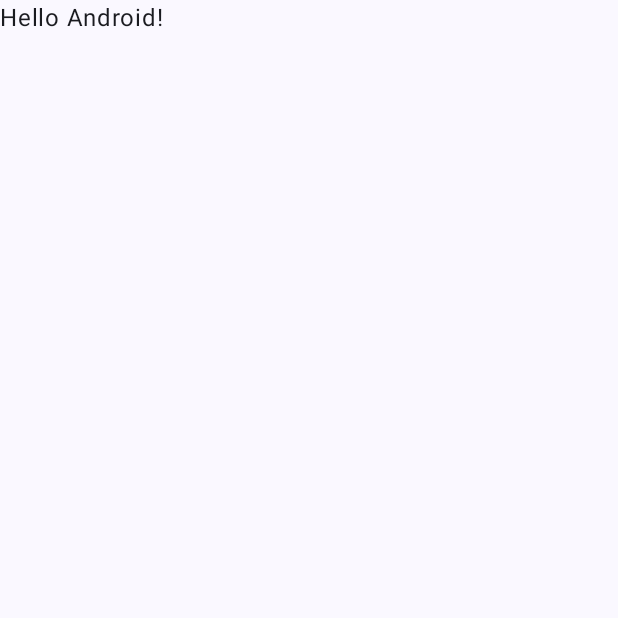
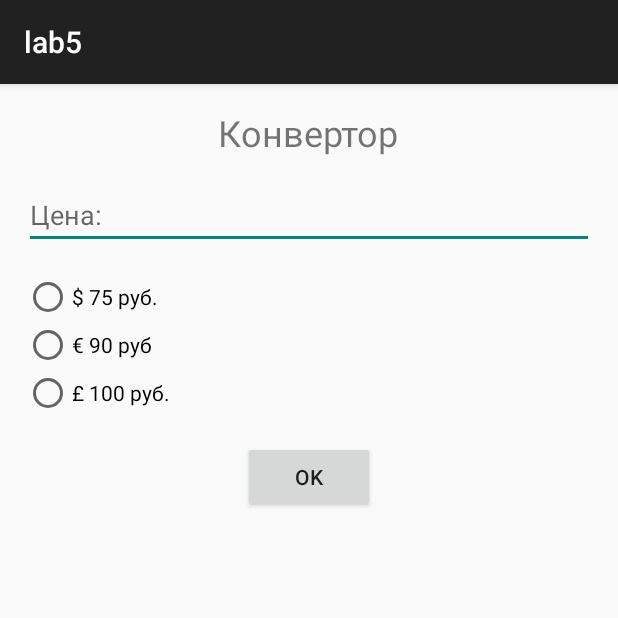
Before and after one commit to Frozelo/lab5Kotlin, an Android app built with Jetpack Compose: the screen it shows after launch (MainActivity), on a phone screen of 412 x 824 dp, the top half of it. Before the commit the part shown is almost empty. Run offline under Robolectric (Android 15) with nearby library versions, the phone set to English and light mode, and no system bars.

```diff
--- a/app/build.gradle.kts
+++ b/app/build.gradle.kts
@@ -59,6 +59,7 @@ dependencies {
     implementation(libs.androidx.ui.graphics)
     implementation(libs.androidx.ui.tooling.preview)
     implementation(libs.androidx.material3)
+    implementation(libs.androidx.appcompat)
     testImplementation(libs.junit)
     androidTestImplementation(libs.androidx.junit)
     androidTestImplementation(libs.androidx.espresso.core)
--- a/app/src/main/AndroidManifest.xml
+++ b/app/src/main/AndroidManifest.xml
@@ -10,19 +10,21 @@
         android:label="@string/app_name"
         android:roundIcon="@mipmap/ic_launcher_round"
         android:supportsRtl="true"
-        android:theme="@style/Theme.Lab5"
+        android:theme="@style/AppTheme"
         tools:targetApi="31">
         <activity
             android:name=".MainActivity"
             android:exported="true"
             android:label="@string/app_name"
-            android:theme="@style/Theme.Lab5">
+            android:theme="@style/AppTheme">
             <intent-filter>
                 <action android:name="android.intent.action.MAIN" />
 
                 <category android:name="android.intent.category.LAUNCHER" />
             </intent-filter>
         </activity>
+
+
     </application>
 
 </manifest>
--- a/app/src/main/java/com/example/lab5/MainActivity.kt
+++ b/app/src/main/java/com/example/lab5/MainActivity.kt
@@ -1,47 +1,36 @@
 package com.example.lab5
 
+import android.content.Intent
+import androidx.appcompat.app.AppCompatActivity
 import android.os.Bundle
-import androidx.activity.ComponentActivity
-import androidx.activity.compose.setContent
-import androidx.activity.enableEdgeToEdge
-import androidx.compose.foundation.layout.fillMaxSize
-import androidx.compose.foundation.layout.padding
-import androidx.compose.material3.Scaffold
-import androidx.compose.material3.Text
-import androidx.compose.runtime.Composable
-import androidx.compose.ui.Modifier
-import androidx.compose.ui.tooling.preview.Preview
-import com.example.lab5.ui.theme.Lab5Theme
+import android.widget.Button
+import android.widget.EditText
+import android.widget.RadioGroup
 
-class MainActivity : ComponentActivity() {
+class MainActivity : AppCompatActivity() {
     override fun onCreate(savedInstanceState: Bundle?) {
         super.onCreate(savedInstanceState)
-        enableEdgeToEdge()
-        setContent {
-            Lab5Theme {
-                Scaffold(modifier = Modifier.fillMaxSize()) { innerPadding ->
-                    Greeting(
-                        name = "Android",
-                        modifier = Modifier.padding(innerPadding)
-                    )
-                }
+        setContentView(R.layout.activity_main)
+
+        val editTextPrice = findViewById<EditText>(R.id.editTextPrice)
+        val radioGroupCurrency = findViewById<RadioGroup>(R.id.radioGroupCurrency)
+        val buttonConvert = findViewById<Button>(R.id.buttonConvert)
+
+        buttonConvert.setOnClickListener {
+            val price = editTextPrice.text.toString().toDoubleOrNull() ?: 0.0
+            val selectedCurrencyId = radioGroupCurrency.checkedRadioButtonId
+            val exchangeRate = when (selectedCurrencyId) {
+                R.id.radioButtonUSD -> 75.0
+                R.id.radioButtonEUR -> 90.0
+                R.id.radioButtonGBP -> 100.0
+                else -> 1.0
             }
+
+            val convertedPrice = price * exchangeRate
+
+            val intent = Intent(this, ResultActivity::class.java)
+            intent.putExtra("CONVERTED_PRICE", convertedPrice)
+            startActivity(intent)
         }
     }
 }
-
-@Composable
-fun Greeting(name: String, modifier: Modifier = Modifier) {
-    Text(
-        text = "Hello $name!",
-        modifier = modifier
-    )
-}
-
-@Preview(showBackground = true)
-@Composable
-fun GreetingPreview() {
-    Lab5Theme {
-        Greeting("Android")
-    }
-}
--- a/app/src/main/res/values/themes.xml
+++ b/app/src/main/res/values/themes.xml
@@ -1,5 +1,7 @@
 <?xml version="1.0" encoding="utf-8"?>
 <resources>
 
-    <style name="Theme.Lab5" parent="android:Theme.Material.Light.NoActionBar" />
+    <style name="AppTheme" parent="Theme.AppCompat.Light.DarkActionBar">
+
+    </style>
 </resources>
--- a/gradle/libs.versions.toml
+++ b/gradle/libs.versions.toml
@@ -8,6 +8,7 @@ espressoCore = "3.5.1"
 lifecycleRuntimeKtx = "2.6.1"
 activityCompose = "1.8.0"
 composeBom = "2024.04.01"
+appcompat = "1.7.0"
 
 [libraries]
 androidx-core-ktx = { group = "androidx.core", name = "core-ktx", version.ref = "coreKtx" }
@@ -24,6 +25,7 @@ androidx-ui-tooling-preview = { group = "androidx.compose.ui", name = "ui-toolin
 androidx-ui-test-manifest = { group = "androidx.compose.ui", name = "ui-test-manifest" }
 androidx-ui-test-junit4 = { group = "androidx.compose.ui", name = "ui-test-junit4" }
 androidx-material3 = { group = "androidx.compose.material3", name = "material3" }
+androidx-appcompat = { group = "androidx.appcompat", name = "appcompat", version.ref = "appcompat" }
 
 [plugins]
 android-application = { id = "com.android.application", version.ref = "agp" }
```
Also changed, not shown: app/src/main/java/com/example/lab5/ResultActivity.kt (+14 -1 lines), app/src/main/res/layout/activity_result.xml (+10 -3 lines).
